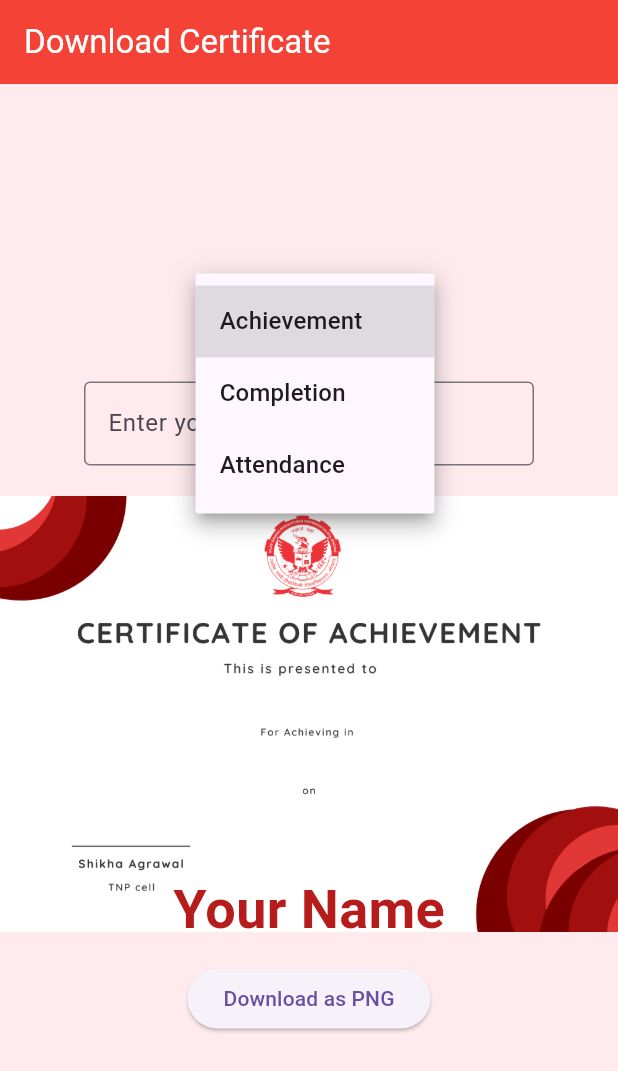
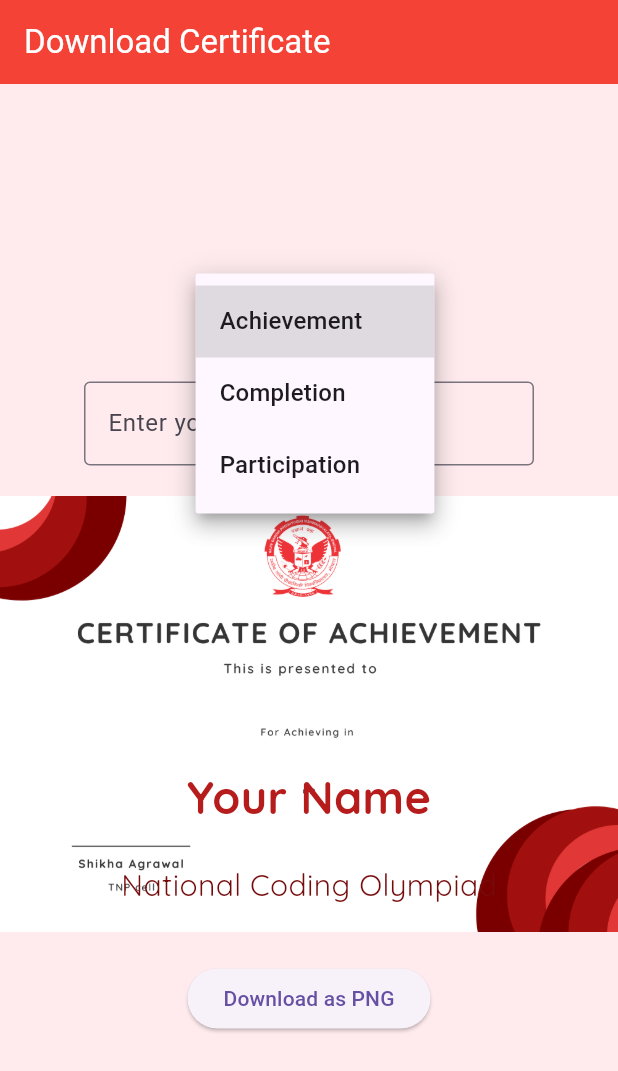
Before and after one commit to Vedika21K/Cert1, a Flutter app: the screen it shows after launch, after a tap on "Achievement", on a phone screen of 412 x 824 dp. Shown: the top 1071 px of the screen. Run offline on Flutter 3.47's test engine with Material 3 defaults, Android fonts, the phone set to English and light mode, and no system bars; drawn by our look-alikes of screenshot; our stand-ins replace google_fonts; missing offline and left inert: dart:html.

Commit message:
Font and alignment

```diff
--- a/lib/certificate_page.dart
+++ b/lib/certificate_page.dart
@@ -1,9 +1,10 @@
 import 'dart:typed_data';
 import 'package:flutter/material.dart';
+import 'package:google_fonts/google_fonts.dart';
 import 'package:screenshot/screenshot.dart';
 import 'dart:html' as html;
 
-enum CertificateType { achievement, completion, attendance }
+enum CertificateType { achievement, completion, participation }
 
 class CertificatePage extends StatefulWidget {
   const CertificatePage({super.key});
@@ -18,7 +19,6 @@ class _CertificatePageState extends State<CertificatePage> {
 
   CertificateType _selectedType = CertificateType.achievement;
 
-  // Example event details for each template
   final Map<CertificateType, Map<String, String>> _eventDetails = {
     CertificateType.achievement: {
       'event': 'National Coding Olympiad',
@@ -28,7 +28,7 @@ class _CertificatePageState extends State<CertificatePage> {
       'event': 'Flutter Bootcamp',
       'date': 'June 1, 2025',
     },
-    CertificateType.attendance: {
+    CertificateType.participation: {
       'event': 'AI Seminar',
       'date': 'April 15, 2025',
     },
@@ -37,16 +37,39 @@ class _CertificatePageState extends State<CertificatePage> {
   String get _templateAsset {
     switch (_selectedType) {
       case CertificateType.achievement:
-        return 'assets/achievement.png';
+        return 'assets/a.png';
       case CertificateType.completion:
-        return 'assets/complete.png';
-      case CertificateType.attendance:
-        return 'assets/part.png';
+        return 'assets/c.png';
+      case CertificateType.participation:
+        return 'assets/p.png';
     }
   }
 
   String get _eventName => _eventDetails[_selectedType]!['event']!;
   String get _eventDate => _eventDetails[_selectedType]!['date']!;
+
+  TextStyle _getFontStyle(double size, {FontWeight? weight}) {
+    switch (_selectedType) {
+      case CertificateType.participation:
+        return GoogleFonts.poppins(
+          fontSize: size,
+          color: Colors.red.shade900,
+          fontWeight: weight,
+        );
+      case CertificateType.completion:
+        return GoogleFonts.inriaSerif(
+          fontSize: size,
+          color: Colors.red.shade900,
+          fontWeight: weight,
+        );
+      case CertificateType.achievement:
+        return GoogleFonts.quicksand(
+          fontSize: size,
+          color: Colors.red.shade900,
+          fontWeight: weight,
+        );
+    }
+  }
 
   @override
   Widget build(BuildContext context) {
@@ -57,7 +80,6 @@ class _CertificatePageState extends State<CertificatePage> {
           child: Column(
             mainAxisAlignment: MainAxisAlignment.center,
             children: [
-              // Dropdown to select template
               DropdownButton<CertificateType>(
                 value: _selectedType,
                 items:
@@ -76,7 +98,6 @@ class _CertificatePageState extends State<CertificatePage> {
                 },
               ),
               const SizedBox(height: 16),
-              // Name input
               SizedBox(
                 width: 300,
                 child: TextField(
@@ -89,7 +110,6 @@ class _CertificatePageState extends State<CertificatePage> {
                 ),
               ),
               const SizedBox(height: 20),
-              // Certificate preview with overlay
               Screenshot(
                 controller: _screenshotController,
                 child: Stack(
@@ -98,7 +118,7 @@ class _CertificatePageState extends State<CertificatePage> {
                     Image.asset(_templateAsset, width: 600),
                     // Name
                     Positioned(
-                      top: 250, // Adjust for your template
+                      top: 179,
                       left: 0,
                       right: 0,
                       child: Center(
@@ -106,40 +126,34 @@ class _CertificatePageState extends State<CertificatePage> {
                           _nameController.text.isEmpty
                               ? "Your Name"
                               : _nameController.text,
-                          style: TextStyle(
-                            fontSize: 36,
-                            color: Colors.red.shade900,
-                            fontWeight: FontWeight.bold,
-                          ),
+                          style: _getFontStyle(30, weight: FontWeight.bold),
                         ),
                       ),
                     ),
                     // Event Name
                     Positioned(
-                      top: 320, // Adjust for your template
+                      top: 245,
                       left: 0,
                       right: 0,
                       child: Center(
                         child: Text(
                           _eventName,
-                          style: TextStyle(
-                            fontSize: 24,
-                            color: Colors.red.shade700,
+                          style: _getFontStyle(20).copyWith(
+                            color: const Color.fromARGB(255, 118, 11, 11),
                           ),
                         ),
                       ),
                     ),
                     // Date
                     Positioned(
-                      top: 370, // Adjust for your template
+                      top: 290,
                       left: 0,
                       right: 0,
                       child: Center(
                         child: Text(
                           _eventDate,
-                          style: TextStyle(
-                            fontSize: 20,
-                            color: Colors.red.shade700,
+                          style: _getFontStyle(15).copyWith(
+                            color: const Color.fromARGB(255, 121, 13, 13),
                           ),
                         ),
                       ),
```
Also changed, not shown: pubspec.yaml (+6 -3 lines), assets/a.png (added), assets/achievement1 (2).png (deleted), assets/achievement1.png (deleted), assets/c.png (added), assets/complete1.png (deleted), assets/p.png (added), assets/part1.png (deleted), pubspec.lock, 1 other file.
